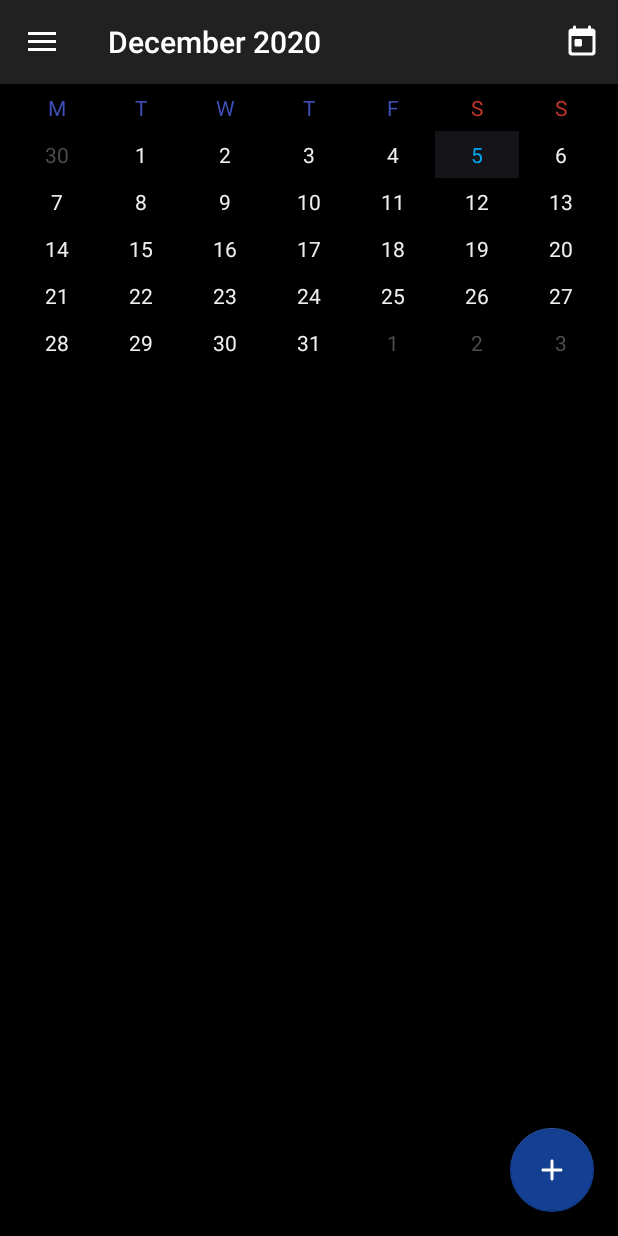
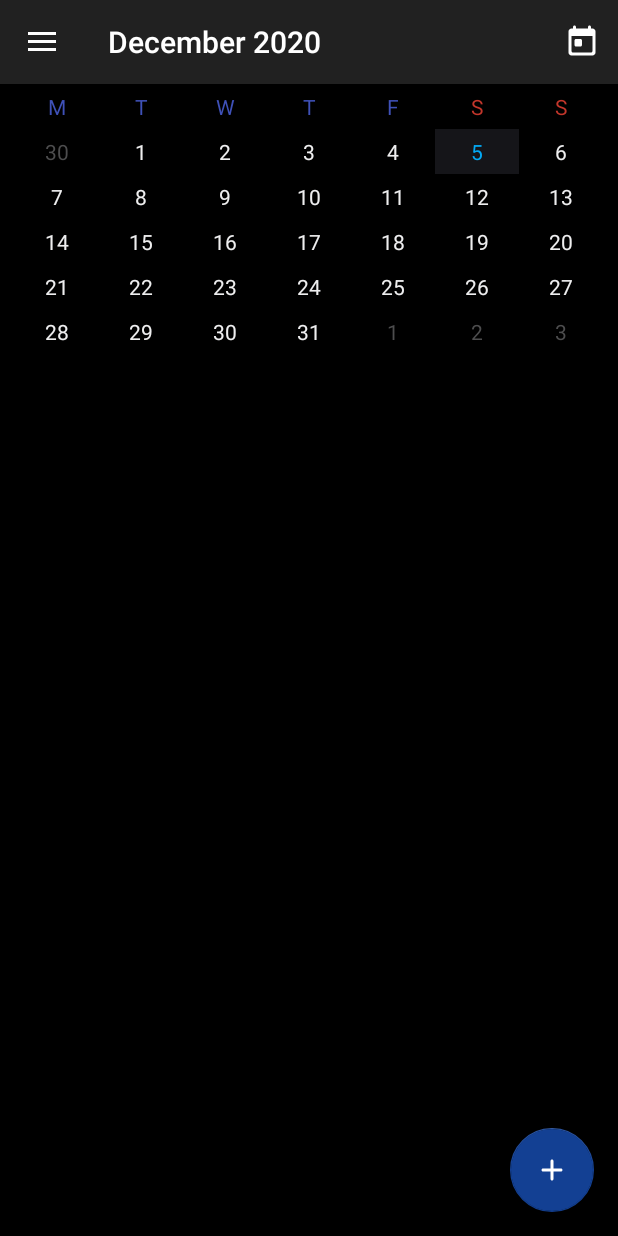
Before and after one commit to quarck/CNLight, an Android app: the screen it shows after launch (MainActivityNG), in the side drawer, after a tap on "Calendar", on a phone screen of 412 x 824 dp. Run offline under Robolectric (Android 15) with nearby library versions, the phone set to English and light mode, and no system bars; our stand-ins replace navigation-ui.

Commit message:
Days padding reduced

```diff
--- a/app/src/main/res/layout/days_grid.xml
+++ b/app/src/main/res/layout/days_grid.xml
@@ -23,8 +23,8 @@
             android:gravity="center"
             android:paddingStart="3dp"
             android:paddingEnd="3dp"
-            android:paddingTop="6dp"
-            android:paddingBottom="6dp"
+            android:paddingTop="5dp"
+            android:paddingBottom="5dp"
             android:textColor="@color/material_blue"
             android:layout_weight="10"
             tools:ignore="HardcodedText" />
@@ -38,8 +38,8 @@
             android:gravity="center"
             android:paddingStart="3dp"
             android:paddingEnd="3dp"
-            android:paddingTop="6dp"
-            android:paddingBottom="6dp"
+            android:paddingTop="5dp"
+            android:paddingBottom="5dp"
             android:textColor="@color/material_blue"
             android:layout_weight="10"
             tools:ignore="HardcodedText" />
@@ -52,8 +52,8 @@
             android:gravity="center"
             android:paddingStart="3dp"
             android:paddingEnd="3dp"
-            android:paddingTop="6dp"
-            android:paddingBottom="6dp"
+            android:paddingTop="5dp"
+            android:paddingBottom="5dp"
             android:textColor="@color/material_blue"
             android:layout_weight="10"
             tools:ignore="HardcodedText" />
@@ -66,8 +66,8 @@
             android:gravity="center"
             android:paddingStart="3dp"
             android:paddingEnd="3dp"
-            android:paddingTop="6dp"
-            android:paddingBottom="6dp"
+            android:paddingTop="5dp"
+            android:paddingBottom="5dp"
             android:textColor="@color/material_blue"
             android:layout_weight="10"
             tools:ignore="HardcodedText" />
@@ -80,8 +80,8 @@
             android:gravity="center"
             android:paddingStart="3dp"
             android:paddingEnd="3dp"
-            android:paddingTop="6dp"
-            android:paddingBottom="6dp"
+            android:paddingTop="5dp"
+            android:paddingBottom="5dp"
             android:textColor="@color/material_blue"
             android:layout_weight="10"
             tools:ignore="HardcodedText" />
@@ -94,8 +94,8 @@
             android:gravity="center"
             android:paddingStart="3dp"
             android:paddingEnd="3dp"
-            android:paddingTop="6dp"
-            android:paddingBottom="6dp"
+            android:paddingTop="5dp"
+            android:paddingBottom="5dp"
             android:textColor="@color/material_red"
             android:layout_weight="10"
             tools:ignore="HardcodedText" />
@@ -108,8 +108,8 @@
             android:gravity="center"
             android:paddingStart="3dp"
             android:paddingEnd="3dp"
-            android:paddingTop="6dp"
-            android:paddingBottom="6dp"
+            android:paddingTop="5dp"
+            android:paddingBottom="5dp"
             android:textColor="@color/material_red"
             android:layout_weight="10"
             tools:ignore="HardcodedText" />
@@ -131,8 +131,8 @@
             android:gravity="center"
             android:paddingStart="3dp"
             android:paddingEnd="3dp"
-            android:paddingTop="6dp"
-            android:paddingBottom="6dp"
+            android:paddingTop="5dp"
+            android:paddingBottom="5dp"
             android:textColor="@color/primary_text"
             android:layout_weight="10"
             tools:ignore="HardcodedText" />
@@ -146,8 +146,8 @@
             android:gravity="center"
             android:paddingStart="3dp"
             android:paddingEnd="3dp"
-            android:paddingTop="6dp"
-            android:paddingBottom="6dp"
+            android:paddingTop="5dp"
+            android:paddingBottom="5dp"
             android:textColor="@color/primary_text"
             android:layout_weight="10"
             tools:ignore="HardcodedText" />
@@ -160,8 +160,8 @@
             android:gravity="center"
             android:paddingStart="3dp"
             android:paddingEnd="3dp"
-            android:paddingTop="6dp"
-            android:paddingBottom="6dp"
+            android:paddingTop="5dp"
+            android:paddingBottom="5dp"
             android:textColor="@color/primary_text"
             android:layout_weight="10"
             tools:ignore="HardcodedText" />
@@ -174,8 +174,8 @@
             android:gravity="center"
             android:paddingStart="3dp"
             android:paddingEnd="3dp"
-            android:paddingTop="6dp"
-            android:paddingBottom="6dp"
+            android:paddingTop="5dp"
+            android:paddingBottom="5dp"
             android:textColor="@color/primary_text"
             android:layout_weight="10"
             tools:ignore="HardcodedText" />
@@ -188,8 +188,8 @@
             android:gravity="center"
             android:paddingStart="3dp"
             android:paddingEnd="3dp"
-            android:paddingTop="6dp"
-            android:paddingBottom="6dp"
+            android:paddingTop="5dp"
+            android:paddingBottom="5dp"
             android:textColor="@color/primary_text"
             android:layout_weight="10"
             tools:ignore="HardcodedText" />
@@ -202,8 +202,8 @@
             android:gravity="center"
             android:paddingStart="3dp"
             android:paddingEnd="3dp"
-            android:paddingTop="6dp"
-            android:paddingBottom="6dp"
+            android:paddingTop="5dp"
+            android:paddingBottom="5dp"
             android:textColor="@color/primary_text"
             android:layout_weight="10"
             tools:ignore="HardcodedText" />
@@ -216,8 +216,8 @@
             android:gravity="center"
             android:paddingStart="3dp"
             android:paddingEnd="3dp"
-            android:paddingTop="6dp"
-            android:paddingBottom="6dp"
+            android:paddingTop="5dp"
+            android:paddingBottom="5dp"
             android:textColor="@color/primary_text"
             android:layout_weight="10"
             tools:ignore="HardcodedText" />
@@ -239,8 +239,8 @@
             android:gravity="center"
             android:paddingStart="3dp"
             android:paddingEnd="3dp"
-            android:paddingTop="6dp"
-            android:paddingBottom="6dp"
+            android:paddingTop="5dp"
+            android:paddingBottom="5dp"
             android:textColor="@color/primary_text"
             android:layout_weight="10"
             tools:ignore="HardcodedText" />
@@ -254,8 +254,8 @@
             android:gravity="center"
             android:paddingStart="3dp"
             android:paddingEnd="3dp"
-            android:paddingTop="6dp"
-            android:paddingBottom="6dp"
+            android:paddingTop="5dp"
+            android:paddingBottom="5dp"
             android:textColor="@color/primary_text"
             android:layout_weight="10"
             tools:ignore="HardcodedText" />
@@ -268,8 +268,8 @@
             android:gravity="center"
             android:paddingStart="3dp"
             android:paddingEnd="3dp"
-            android:paddingTop="6dp"
-            android:paddingBottom="6dp"
+            android:paddingTop="5dp"
+            android:paddingBottom="5dp"
             android:textColor="@color/primary_text"
             android:layout_weight="10"
             tools:ignore="HardcodedText" />
@@ -282,8 +282,8 @@
             android:gravity="center"
             android:paddingStart="3dp"
             android:paddingEnd="3dp"
-            android:paddingTop="6dp"
-            android:paddingBottom="6dp"
+            android:paddingTop="5dp"
+            android:paddingBottom="5dp"
             android:textColor="@color/primary_text"
             android:layout_weight="10"
             tools:ignore="HardcodedText" />
@@ -296,8 +296,8 @@
             android:gravity="center"
             android:paddingStart="3dp"
             android:paddingEnd="3dp"
-            android:paddingTop="6dp"
-            android:paddingBottom="6dp"
+            android:paddingTop="5dp"
+            android:paddingBottom="5dp"
             android:textColor="@color/primary_text"
             android:layout_weight="10"
             tools:ignore="HardcodedText" />
@@ -310,8 +310,8 @@
             android:gravity="center"
             android:paddingStart="3dp"
             android:paddingEnd="3dp"
-            android:paddingTop="6dp"
-            android:paddingBottom="6dp"
+            android:paddingTop="5dp"
+            android:paddingBottom="5dp"
             android:textColor="@color/primary_text"
             android:layout_weight="10"
             tools:ignore="HardcodedText" />
@@ -324,8 +324,8 @@
             android:gravity="center"
             android:paddingStart="3dp"
             android:paddingEnd="3dp"
-            android:paddingTop="6dp"
-            android:paddingBottom="6dp"
+            android:paddingTop="5dp"
+            android:paddingBottom="5dp"
             android:textColor="@color/primary_text"
             android:layout_weight="10"
             tools:ignore="HardcodedText" />
@@ -347,8 +347,8 @@
             android:gravity="center"
             android:paddingStart="3dp"
             android:paddingEnd="3dp"
-            android:paddingTop="6dp"
-            android:paddingBottom="6dp"
+            android:paddingTop="5dp"
+            android:paddingBottom="5dp"
             android:textColor="@color/primary_text"
             android:layout_weight="10"
             tools:ignore="HardcodedText" />
@@ -362,8 +362,8 @@
             android:gravity="center"
             android:paddingStart="3dp"
             android:paddingEnd="3dp"
-            android:paddingTop="6dp"
-            android:paddingBottom="6dp"
+            android:paddingTop="5dp"
+            android:paddingBottom="5dp"
             android:textColor="@color/primary_text"
             android:layout_weight="10"
             tools:ignore="HardcodedText" />
@@ -376,8 +376,8 @@
             android:gravity="center"
             android:paddingStart="3dp"
             android:paddingEnd="3dp"
-            android:paddingTop="6dp"
-            android:paddingBottom="6dp"
+            android:paddingTop="5dp"
+            android:paddingBottom="5dp"
             android:textColor="@color/primary_text"
             android:layout_weight="10"
             tools:ignore="HardcodedText" />
@@ -390,8 +390,8 @@
             android:gravity="center"
             android:paddingStart="3dp"
             android:paddingEnd="3dp"
-            android:paddingTop="6dp"
-            android:paddingBottom="6dp"
+            android:paddingTop="5dp"
+            android:paddingBottom="5dp"
             android:textColor="@color/primary_text"
             android:layout_weight="10"
             tools:ignore="HardcodedText" />
@@ -404,8 +404,8 @@
             android:gravity="center"
             android:paddingStart="3dp"
             android:paddingEnd="3dp"
-            android:paddingTop="6dp"
-            android:paddingBottom="6dp"
+            android:paddingTop="5dp"
+            android:paddingBottom="5dp"
             android:textColor="@color/primary_text"
             android:layout_weight="10"
             tools:ignore="HardcodedText" />
@@ -418,8 +418,8 @@
             android:gravity="center"
             android:paddingStart="3dp"
             android:paddingEnd="3dp"
-            android:paddingTop="6dp"
-            android:paddingBottom="6dp"
+            android:paddingTop="5dp"
+            android:paddingBottom="5dp"
             android:textColor="@color/primary_text"
             android:layout_weight="10"
             tools:ignore="HardcodedText" />
@@ -432,8 +432,8 @@
             android:gravity="center"
             android:paddingStart="3dp"
             android:paddingEnd="3dp"
-            android:paddingTop="6dp"
-            android:paddingBottom="6dp"
+            android:paddingTop="5dp"
+            android:paddingBottom="5dp"
             android:textColor="@color/primary_text"
             android:layout_weight="10"
             tools:ignore="HardcodedText" />
@@ -454,8 +454,8 @@
             android:gravity="center"
             android:paddingStart="3dp"
             android:paddingEnd="3dp"
-            android:paddingTop="6dp"
-            android:paddingBottom="6dp"
+            android:paddingTop="5dp"
+            android:paddingBottom="5dp"
             android:textColor="@color/primary_text"
             android:layout_weight="10"
             tools:ignore="HardcodedText" />
@@ -469,8 +469,8 @@
             android:gravity="center"
             android:paddingStart="3dp"
             android:paddingEnd="3dp"
-            android:paddingTop="6dp"
-            android:paddingBottom="6dp"
+            android:paddingTop="5dp"
+            android:paddingBottom="5dp"
             android:textColor="@color/primary_text"
             android:layout_weight="10"
             tools:ignore="HardcodedText" />
@@ -483,8 +483,8 @@
             android:gravity="center"
             android:paddingStart="3dp"
             android:paddingEnd="3dp"
-            android:paddingTop="6dp"
-            android:paddingBottom="6dp"
+            android:paddingTop="5dp"
+            android:paddingBottom="5dp"
             android:textColor="@color/primary_text"
             android:layout_weight="10"
             tools:ignore="HardcodedText" />
@@ -497,8 +497,8 @@
             android:gravity="center"
             android:paddingStart="3dp"
             android:paddingEnd="3dp"
-            android:paddingTop="6dp"
-            android:paddingBottom="6dp"
+            android:paddingTop="5dp"
+            android:paddingBottom="5dp"
             android:textColor="@color/primary_text"
             android:layout_weight="10"
             tools:ignore="HardcodedText" />
@@ -511,8 +511,8 @@
             android:gravity="center"
             android:paddingStart="3dp"
             android:paddingEnd="3dp"
-            android:paddingTop="6dp"
-            android:paddingBottom="6dp"
+            android:paddingTop="5dp"
+            android:paddingBottom="5dp"
             android:textColor="@color/primary_text"
             android:layout_weight="10"
             tools:ignore="HardcodedText" />
@@ -525,8 +525,8 @@
             android:gravity="center"
             android:paddingStart="3dp"
             android:paddingEnd="3dp"
-            android:paddingTop="6dp"
-            android:paddingBottom="6dp"
+            android:paddingTop="5dp"
+            android:paddingBottom="5dp"
             android:textColor="@color/primary_text"
             android:layout_weight="10"
             tools:ignore="HardcodedText" />
@@ -539,8 +539,8 @@
             android:gravity="center"
             android:paddingStart="3dp"
             android:paddingEnd="3dp"
-            android:paddingTop="6dp"
-            android:paddingBottom="6dp"
+            android:paddingTop="5dp"
+            android:paddingBottom="5dp"
             android:textColor="@color/primary_text"
             android:layout_weight="10"
             tools:ignore="HardcodedText" />
@@ -561,8 +561,8 @@
             android:gravity="center"
             android:paddingStart="3dp"
             android:paddingEnd="3dp"
-            android:paddingTop="6dp"
-            android:paddingBottom="6dp"
+            android:paddingTop="5dp"
+            android:paddingBottom="5dp"
             android:textColor="@color/primary_text"
             android:layout_weight="10"
             tools:ignore="HardcodedText" />
@@ -576,8 +576,8 @@
             android:gravity="center"
             android:paddingStart="3dp"
             android:paddingEnd="3dp"
-            android:paddingTop="6dp"
-            android:paddingBottom="6dp"
+            android:paddingTop="5dp"
+            android:paddingBottom="5dp"
             android:textColor="@color/primary_text"
             android:layout_weight="10"
             tools:ignore="HardcodedText" />
@@ -590,8 +590,8 @@
             android:gravity="center"
             android:paddingStart="3dp"
             android:paddingEnd="3dp"
-            android:paddingTop="6dp"
-            android:paddingBottom="6dp"
+            android:paddingTop="5dp"
+            android:paddingBottom="5dp"
             android:textColor="@color/primary_text"
             android:layout_weight="10"
             tools:ignore="HardcodedText" />
@@ -604,8 +604,8 @@
             android:gravity="center"
             android:paddingStart="3dp"
             android:paddingEnd="3dp"
-            android:paddingTop="6dp"
-            android:paddingBottom="6dp"
+            android:paddingTop="5dp"
+            android:paddingBottom="5dp"
             android:textColor="@color/primary_text"
             android:layout_weight="10"
             tools:ignore="HardcodedText" />
@@ -618,8 +618,8 @@
             android:gravity="center"
             android:paddingStart="3dp"
             android:paddingEnd="3dp"
-            android:paddingTop="6dp"
-            android:paddingBottom="6dp"
+            android:paddingTop="5dp"
+            android:paddingBottom="5dp"
             android:textColor="@color/primary_text"
             android:layout_weight="10"
             tools:ignore="HardcodedText" />
@@ -632,8 +632,8 @@
             android:gravity="center"
             android:paddingStart="3dp"
             android:paddingEnd="3dp"
-            android:paddingTop="6dp"
-            android:paddingBottom="6dp"
+            android:paddingTop="5dp"
+            android:paddingBottom="5dp"
             android:textColor="@color/primary_text"
             android:layout_weight="10"
             tools:ignore="HardcodedText" />
@@ -646,8 +646,8 @@
             android:gravity="center"
             android:paddingStart="3dp"
             android:paddingEnd="3dp"
-            android:paddingTop="6dp"
-            android:paddingBottom="6dp"
+            android:paddingTop="5dp"
+            android:paddingBottom="5dp"
             android:textColor="@color/primary_text"
             android:layout_weight="10"
             tools:ignore="HardcodedText" />
@@ -668,8 +668,8 @@
             android:gravity="center"
             android:paddingStart="3dp"
             android:paddingEnd="3dp"
-            android:paddingTop="6dp"
-            android:paddingBottom="6dp"
+            android:paddingTop="5dp"
+            android:paddingBottom="5dp"
             android:textColor="@color/primary_text"
             android:layout_weight="10"
             tools:ignore="HardcodedText" />
@@ -683,8 +683,8 @@
             android:gravity="center"
             android:paddingStart="3dp"
             android:paddingEnd="3dp"
-            android:paddingTop="6dp"
-            android:paddingBottom="6dp"
+            android:paddingTop="5dp"
+            android:paddingBottom="5dp"
             android:textColor="@color/primary_text"
             android:layout_weight="10"
             tools:ignore="HardcodedText" />
@@ -697,8 +697,8 @@
             android:gravity="center"
             android:paddingStart="3dp"
             android:paddingEnd="3dp"
-            android:paddingTop="6dp"
-            android:paddingBottom="6dp"
+            android:paddingTop="5dp"
+            android:paddingBottom="5dp"
             android:textColor="@color/primary_text"
             android:layout_weight="10"
             tools:ignore="HardcodedText" />
@@ -711,8 +711,8 @@
             android:gravity="center"
             android:paddingStart="3dp"
             android:paddingEnd="3dp"
-            android:paddingTop="6dp"
-            android:paddingBottom="6dp"
+            android:paddingTop="5dp"
+            android:paddingBottom="5dp"
             android:textColor="@color/primary_text"
             android:layout_weight="10"
             tools:ignore="HardcodedText" />
@@ -725,8 +725,8 @@
             android:gravity="center"
             android:paddingStart="3dp"
             android:paddingEnd="3dp"
-            android:paddingTop="6dp"
-            android:paddingBottom="6dp"
+            android:paddingTop="5dp"
+            android:paddingBottom="5dp"
             android:textColor="@color/primary_text"
             android:layout_weight="10"
             tools:ignore="HardcodedText" />
@@ -739,8 +739,8 @@
             android:gravity="center"
             android:paddingStart="3dp"
             android:paddingEnd="3dp"
-            android:paddingTop="6dp"
-            android:paddingBottom="6dp"
+            android:paddingTop="5dp"
+            android:paddingBottom="5dp"
             android:textColor="@color/primary_text"
             android:layout_weight="10"
             tools:ignore="HardcodedText" />
@@ -754,8 +754,8 @@
             android:gravity="center"
             android:paddingStart="3dp"
             android:paddingEnd="3dp"
-            android:paddingTop="6dp"
-            android:paddingBottom="6dp"
+            android:paddingTop="5dp"
+            android:paddingBottom="5dp"
             android:textColor="@color/primary_text"
             android:layout_weight="10"
             tools:ignore="HardcodedText" />
```
